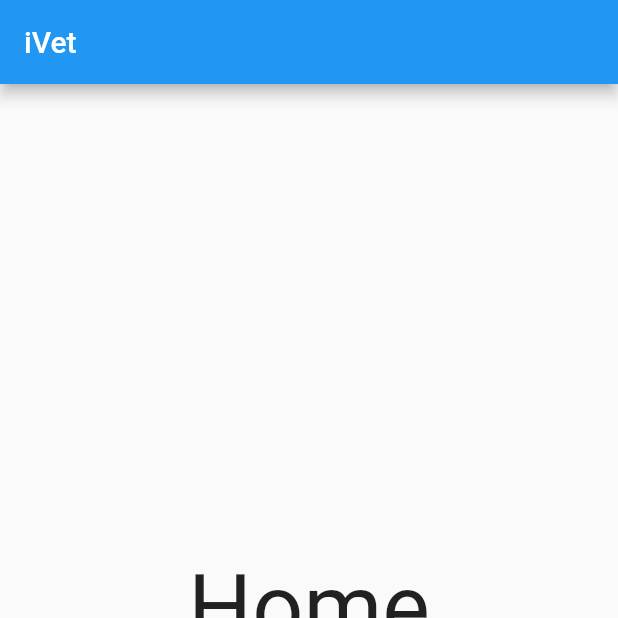
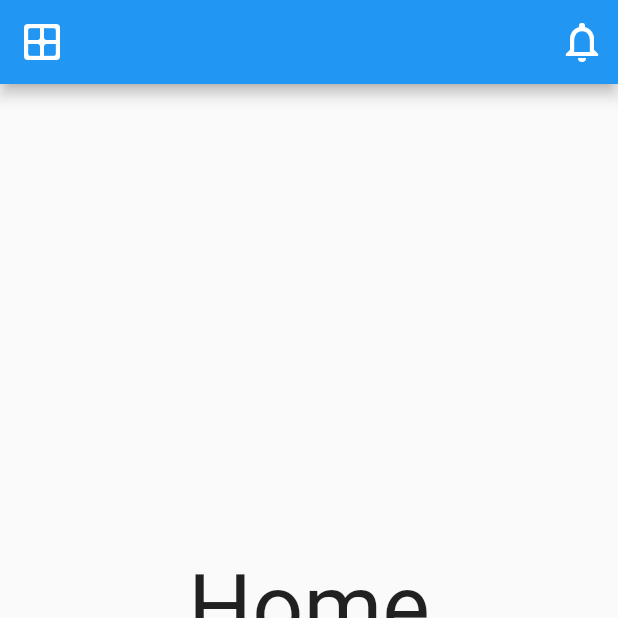
Before and after one commit to GabeMagalhaes/iVet, a Flutter app: the screen it shows after launch, on a phone screen of 412 x 824 dp, the top half of it. Run offline on Flutter 3.47's test engine with Material 2 defaults, Android fonts, the phone set to English and light mode, and no system bars.

Commit message:
Modificação AppBar e imagem no assets

```diff
--- a/ivet/lib/view/home.dart
+++ b/ivet/lib/view/home.dart
@@ -28,7 +28,20 @@ class _HomeState extends State<Home> {
   Widget build(BuildContext context) {
     return Scaffold(
       appBar: AppBar(
-        title: Text('iVet'),
+        leading: IconButton(
+            icon: Icon(
+              Icons.border_all_rounded,
+              size: 32,
+            ),
+            onPressed: () {}),
+        actions: [
+          IconButton(
+              icon: Icon(
+                Icons.notifications_none,
+                size: 32,
+              ),
+              onPressed: () {})
+        ],
       ),
       body: IndexedStack(
         index: currentIndex,
@@ -43,7 +56,10 @@ class _HomeState extends State<Home> {
         ),
         backgroundColor: Color.fromRGBO(255, 101, 132, 1),
       ),
-      bottomNavigationBar: BottomNavigationBar(
+      bottomNavigationBar: BottomAppBar(
+        shape: CircularNotchedRectangle(),
+        elevation: 0,
+        child: BottomNavigationBar(
           currentIndex: currentIndex,
           iconSize: 40,
           showUnselectedLabels: false,
@@ -61,6 +77,7 @@ class _HomeState extends State<Home> {
             )
           ],
         ),
+      ),
     );
   }
 }
--- a/ivet/pubspec.yaml
+++ b/ivet/pubspec.yaml
@@ -58,7 +58,8 @@ flutter:
   uses-material-design: true
 
   # To add assets to your application, add an assets section, like this:
-  # assets:
+  assets:
+   - images/doggy.png
   #   - images/a_dot_burr.jpeg
   #   - images/a_dot_ham.jpeg
 
```
Also changed, not shown: ivet/pubspec.lock. Lines whose indentation alone changed are shown as unchanged.
